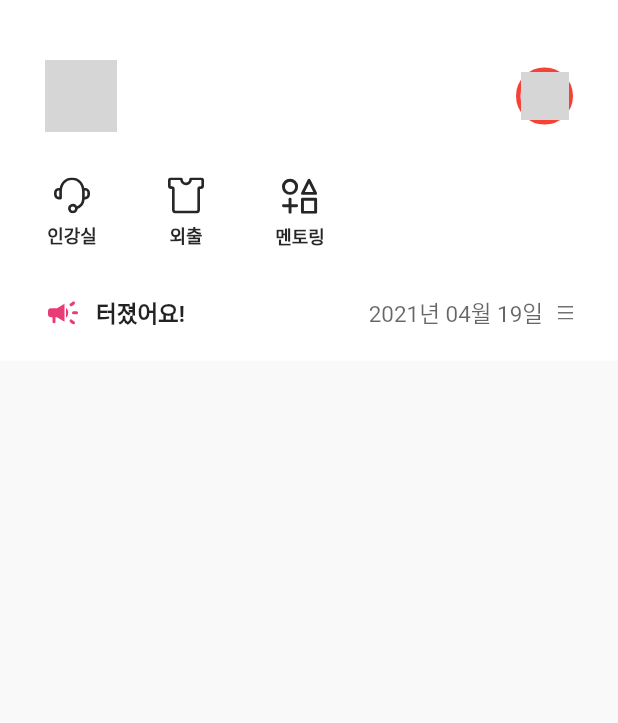
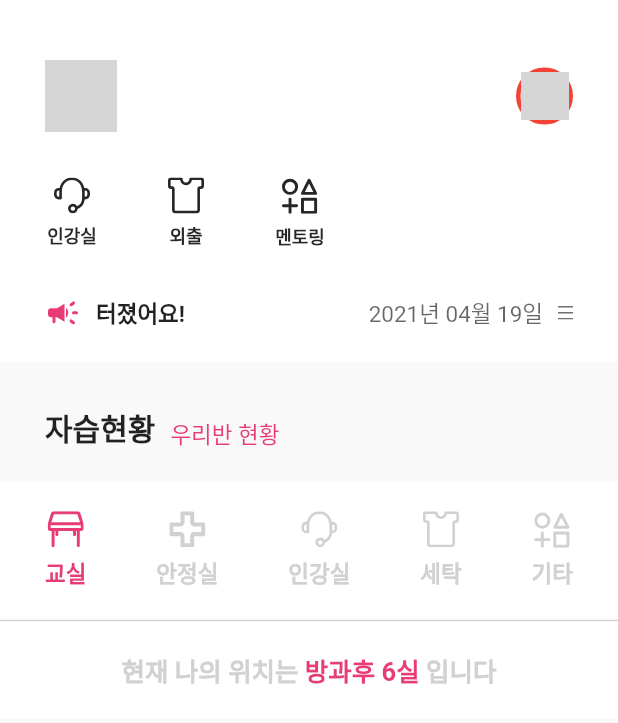
Before and after one commit to rycont/dimigoin-flutter, a Flutter app: the screen it shows after launch, on a phone screen of 412 x 824 dp. Shown: the top 723 px of the screen. Run offline on Flutter 3.47's test engine with Material 2 defaults, Android fonts, the phone set to English and light mode, and no system bars; our stand-ins replace flutter_svg; missing offline and left inert: window_size; network calls fail; project files that could hold a hidden picture were left out; grey boxes are pictures that could not be loaded.

Commit message:
feat : create cardheader component

```diff
--- /dev/null
+++ b/lib/class.dart
@@ -0,0 +1,5 @@
+class LabelWithIcon {
+  final String icon;
+  final String label;
+  LabelWithIcon({this.icon, this.label});
+}
--- /dev/null
+++ b/lib/component/CardHeader/style.dart
@@ -0,0 +1,11 @@
+import 'package:flutter/material.dart';
+
+const headerTextStyle = TextStyle(
+  fontSize: 20,
+  fontWeight: FontWeight.w900,
+);
+
+final subHeaderTextStyle = (BuildContext context) => TextStyle(
+  fontSize: 15,
+  color: Theme.of(context).primaryColor
+);
--- /dev/null
+++ b/lib/component/CardHeader/view.dart
@@ -0,0 +1,23 @@
+import 'package:flutter/material.dart';
+import './style.dart';
+
+class CardHeader extends StatelessWidget {
+  final String title;
+  final String subTitle;
+  CardHeader({this.title, this.subTitle});
+  @override
+  Widget build(BuildContext context) {
+    return Container(
+      padding: EdgeInsets.only(top: 30, left: 30, right: 30, bottom: 20),
+      child: Row(
+        crossAxisAlignment: CrossAxisAlignment.end,
+        children: [
+          Text(title, style: headerTextStyle),
+          if(subTitle != null) Padding(
+              padding: EdgeInsets.only(left: 10),
+              child: Text(subTitle, style: subHeaderTextStyle(context)))
+        ],
+      ),
+    );
+  }
+}
--- /dev/null
+++ b/lib/component/SelfStudyStatus/style.dart
@@ -0,0 +1,3 @@
+import 'package:flutter/cupertino.dart';
+
+const iconLabelStyle = TextStyle(fontSize: 15, fontWeight: FontWeight.w700);
--- /dev/null
+++ b/lib/component/SelfStudyStatus/view.dart
@@ -0,0 +1,78 @@
+import 'package:dimigoin/class.dart';
+import 'package:dimigoin/component/SelfStudyStatus/style.dart';
+import 'package:flutter/material.dart';
+import 'package:flutter_svg/flutter_svg.dart';
+
+class PlaceButton extends StatelessWidget {
+  final String icon;
+  final String label;
+  final bool selected;
+  PlaceButton({this.icon, this.label, this.selected});
+
+  @override
+  Widget build(BuildContext context) {
+    final color = selected ? Theme.of(context).accentColor : Color(0xFFD1D1D1);
+    return Column(
+      children: [
+        SvgPicture.asset('asset/icon/' + icon + '.svg',
+            color: color, width: 24),
+        Padding(
+          padding: EdgeInsets.only(top: 6),
+          child:
+              Text(label, style: iconLabelStyle.merge(TextStyle(color: color))),
+        )
+      ],
+    );
+  }
+}
+
+class SelfStudyStatus extends StatelessWidget {
+  final places = [
+    LabelWithIcon(icon: 'desk', label: '교실'),
+    LabelWithIcon(icon: 'healingsil', label: '안정실'),
+    LabelWithIcon(icon: 'ingangsil', label: '인강실'),
+    LabelWithIcon(icon: 'laundry', label: '세탁'),
+    LabelWithIcon(icon: 'other', label: '기타'),
+  ];
+  @override
+  Widget build(BuildContext context) {
+    return Container(
+      padding: EdgeInsets.only(top: 20),
+      decoration: BoxDecoration(color: Colors.white),
+      child: Column(
+        children: [
+          Container(
+            decoration: BoxDecoration(
+                border: Border(bottom: BorderSide(color: Color(0xFFD1D1D1)))),
+            child: Padding(
+                padding: EdgeInsets.only(left: 30, right: 30, bottom: 20),
+                child: Row(
+                  mainAxisAlignment: MainAxisAlignment.spaceBetween,
+                  children: places
+                      .map((place) => PlaceButton(
+                          icon: place.icon,
+                          label: place.label,
+                          selected: place.label == '교실'))
+                      .toList(),
+                )),
+          ),
+          Padding(padding: EdgeInsets.all(20), child: RichText(
+              text: TextSpan(
+                  style: TextStyle(fontSize: 17, fontWeight: FontWeight.w700, color: Color(0xFFD1D1D1)),
+                  children: <TextSpan>[
+                TextSpan(
+                  text: '현재 나의 위치는 ',
+                ),
+                TextSpan(
+                  text: '방과후 6실',
+                  style: TextStyle(color: Theme.of(context).accentColor),
+                ),
+                TextSpan(
+                  text: ' 입니다',
+                ),
+              ])),)
+        ],
+      ),
+    );
+  }
+}
--- a/lib/page/rootpages/home.dart
+++ b/lib/page/rootpages/home.dart
@@ -1,3 +1,7 @@
+import 'package:dimigoin/class.dart';
+import 'package:dimigoin/component/CardHeader/view.dart';
+import 'package:dimigoin/component/SelfStudyStatus/view.dart';
+// import 'package:dimigoin/style/typo.dart';
 import 'package:flutter/material.dart';
 import 'package:flutter_svg/flutter_svg.dart';
 
@@ -103,26 +107,15 @@ class ProfilePic extends StatelessWidget {
   }
 }
 
-class IconButton {
-  final String icon;
-  final String label;
-  IconButton({this.icon, this.label});
-}
-
-class HomePage extends StatelessWidget {
+class Navbar extends StatelessWidget {
   final mainIcons = [
-    IconButton(icon: 'ingangsil', label: '인강실'),
-    IconButton(icon: 'laundry', label: '외출'),
-    IconButton(icon: 'other', label: '멘토링')
+    LabelWithIcon(icon: 'ingangsil', label: '인강실'),
+    LabelWithIcon(icon: 'laundry', label: '외출'),
+    LabelWithIcon(icon: 'other', label: '멘토링')
   ];
   @override
   Widget build(BuildContext context) {
-    return Scaffold(
-      backgroundColor: Color(0xFFF9F9F9),
-      // backgroundColor: Colors.red,
-      body: Column(
-        children: [
-          Container(
+    return Container(
         color: Color(0xFFFFFFFF),
         child: Padding(
             padding: EdgeInsets.only(top: 40, left: 30, right: 30),
@@ -142,8 +135,8 @@ class HomePage extends StatelessWidget {
                       children: List.generate(
                           mainIcons.length,
                           (index) => Padding(
-                                      padding: EdgeInsets.only(
-                                          left: index == 0 ? 0 : 40),
+                                padding:
+                                    EdgeInsets.only(left: index == 0 ? 0 : 40),
                                 child: Container(
                                   width: 36,
                                   child: Column(
@@ -169,24 +162,46 @@ class HomePage extends StatelessWidget {
                                 ),
                               ))),
                 ),
-                      Padding(padding: EdgeInsets.only(top: 30, bottom: 20), child: Row(
+                Padding(
+                    padding: EdgeInsets.only(top: 30, bottom: 20),
+                    child: Row(
                       mainAxisAlignment: MainAxisAlignment.center,
                       children: [
-                          SvgPicture.asset('asset/icon/notice.svg', width: 24,),
-                          Expanded(child: Padding(padding: EdgeInsets.only(left: 10), child: (Text('터졌어요!', style: TextStyle(
+                        SvgPicture.asset(
+                          'asset/icon/notice.svg',
+                          width: 24,
+                        ),
+                        Expanded(
+                            child: Padding(
+                                padding: EdgeInsets.only(left: 10),
+                                child: (Text('터졌어요!',
+                                    style: TextStyle(
                                         fontWeight: FontWeight.w700,
-                            fontSize: 15
-                          ))))),
-                          Text('2021년 04월 19일', style: TextStyle(
+                                        fontSize: 15))))),
+                        Text('2021년 04월 19일',
+                            style: TextStyle(
                                 fontSize: 15,
-                            color: Colors.black.withOpacity(0.6)
-                          )),
-                          Padding(padding: EdgeInsets.only(left: 10), child: SvgPicture.asset('asset/icon/hamburger.svg'),)
+                                color: Colors.black.withOpacity(0.6))),
+                        Padding(
+                          padding: EdgeInsets.only(left: 10),
+                          child: SvgPicture.asset('asset/icon/hamburger.svg'),
+                        )
                       ],
                     ))
               ],
-                  )))
-        ],
+            )));
+  }
+}
+
+class HomePage extends StatelessWidget {
+  @override
+  Widget build(BuildContext context) {
+    return Scaffold(
+      backgroundColor: Color(0xFFF9F9F9),
+      // backgroundColor: Colors.red,
+      body: Column(
+        crossAxisAlignment: CrossAxisAlignment.stretch,
+        children: [Navbar(), CardHeader( title: '자습현황', subTitle: '우리반 현황',), SelfStudyStatus()],
       ),
     );
   }
--- /dev/null
+++ b/lib/style/typo.dart
@@ -0,0 +1 @@
+import 'package:flutter/cupertino.dart';
--- a/pubspec.yaml
+++ b/pubspec.yaml
@@ -45,5 +45,7 @@ flutter:
     - asset/icon/other.svg
     - asset/icon/notice.svg
     - asset/icon/hamburger.svg
+    - asset/icon/desk.svg
+    - asset/icon/healingsil.svg
     - asset/image/dimigoBackground.svg
     - asset/image/brandlogo.svg
```
Also changed, not shown: asset/icon/desk.svg (added), asset/icon/healingsil.svg (added). Lines whose indentation alone changed are shown as unchanged.
